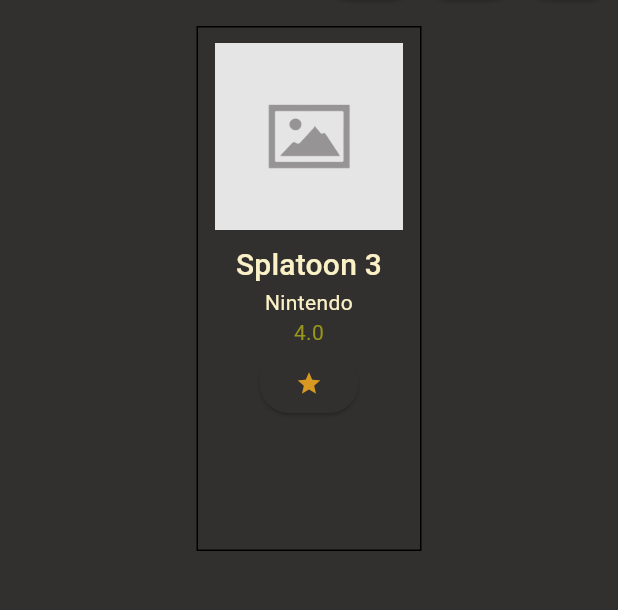
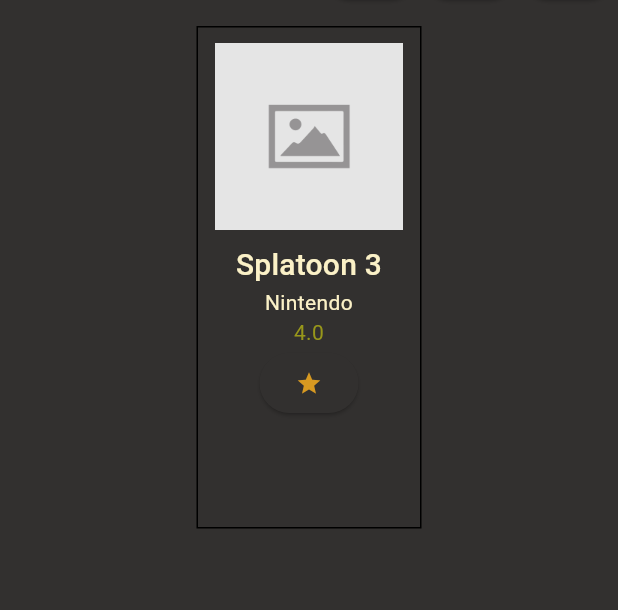
Before and after one commit to redclazz2/DM-P1-APP-2024, a Flutter app: the ProductView screen opened directly, after a tap on the "star" icon, after a tap on the "view comfortable" icon, on a phone screen of 412 x 824 dp, the part 73-683 px from its top. Run offline on Flutter 3.47's test engine with Material 3 defaults, Android fonts, the light colour scheme and no system bars; our stand-ins replace sqflite; accounts and stored records are empty.

Commit message:
Better Layout

```diff
--- a/dmpapp/lib/widgets/product_widgets/product_widget_grid.dart
+++ b/dmpapp/lib/widgets/product_widgets/product_widget_grid.dart
@@ -12,7 +12,7 @@
       children: [
         Container(
             width: 150,
-            height: 350,
+            height: 335,
             decoration:
                 BoxDecoration(shape: BoxShape.rectangle, border: Border.all()),
             margin: const EdgeInsets.all(10),
```
